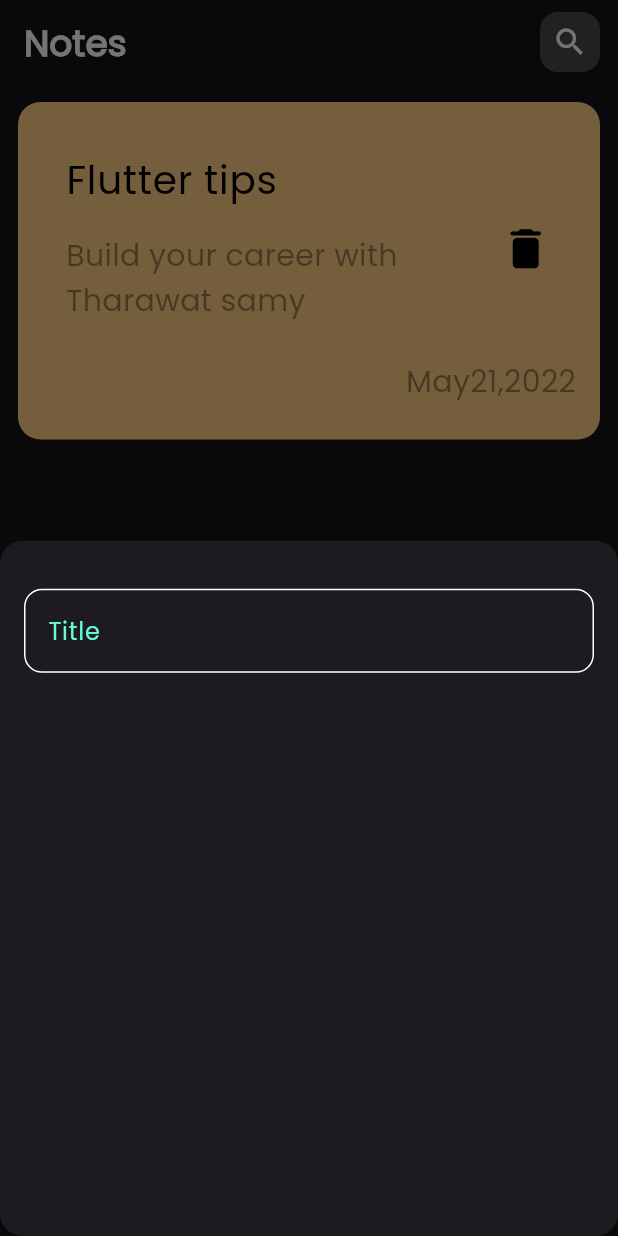
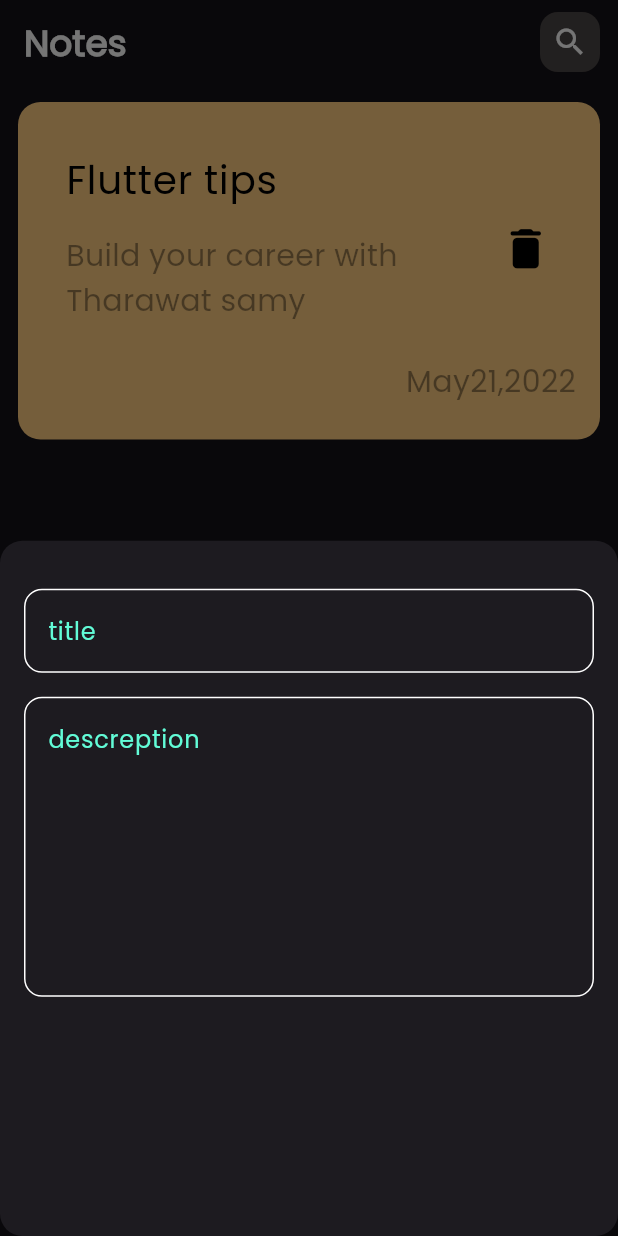
Before and after one commit to alhussaini33/notes_app, a Flutter app: the screen it shows after launch, after a tap on the "add" icon, on a phone screen of 412 x 824 dp. Run offline on Flutter 3.47's test engine with Material 3 defaults, Android fonts, the phone set to English and light mode, and no system bars; missing offline and left inert: flutter_statusbarcolor_ns.

```diff
--- a/lib/widgets/add_note.dart
+++ b/lib/widgets/add_note.dart
@@ -6,17 +6,24 @@ class AddNote extends StatelessWidget {
 
   @override
   Widget build(BuildContext context) {
-    return Container(
-      child: Padding(
-        padding: const EdgeInsets.symmetric(horizontal: 16),
-        child: Column(
-          children: [
-            const SizedBox(
-              height: 32,
-            ),
-            const CustomTextField()
-          ],
-        ),
+    return const Padding(
+      padding: EdgeInsets.symmetric(horizontal: 16),
+      child: Column(
+        children: [
+          SizedBox(
+            height: 32,
+          ),
+          CustomTextField(
+            hint: "title ",
+          ),
+          SizedBox(
+            height: 16,
+          ),
+          CustomTextField(
+            hint: 'descreption',
+            maxLines: 7,
+          ),
+        ],
       ),
     );
   }
--- a/lib/widgets/custom_text_field.dart
+++ b/lib/widgets/custom_text_field.dart
@@ -2,14 +2,16 @@ import 'package:flutter/material.dart';
 import 'package:note_app/constants/colors.dart';
 
 class CustomTextField extends StatelessWidget {
-  const CustomTextField({super.key});
-
+  const CustomTextField({super.key, required this.hint, this.maxLines = 1});
+  final String hint;
+  final int maxLines;
   @override
   Widget build(BuildContext context) {
     return TextField(
       cursorColor: AppColors.mint,
+      maxLines: maxLines,
       decoration: InputDecoration(
-        hintText: 'Title',
+        hintText: hint,
         hintStyle: const TextStyle(color: AppColors.mint),
         border: buildBorder(),
         enabledBorder: buildBorder(),
```
